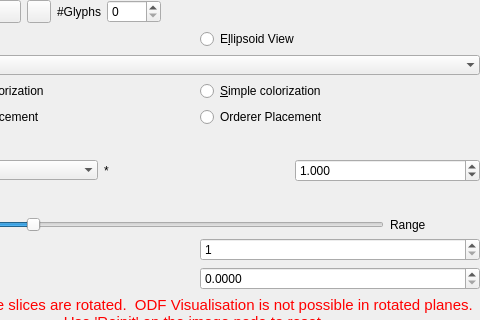
This is Plugins/org.mitk.gui.qt.diffusionimaging/src/internal/QmitkControlVisualizationPropertiesViewControls.ui in MITK/MITK as Qt 5 draws it before an edit; both pictures show x 87 to 567 and y 0 to 320 of the 567 by 619 pixel window. The edited form follows.
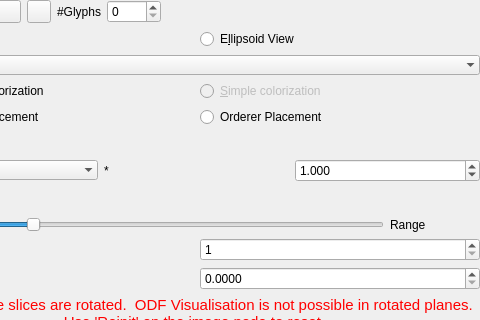
This is the edited form. Icons and pictures are not drawn.

The edit to the form file:
```diff
--- a/Plugins/org.mitk.gui.qt.diffusionimaging/src/internal/QmitkControlVisualizationPropertiesViewControls.ui
+++ b/Plugins/org.mitk.gui.qt.diffusionimaging/src/internal/QmitkControlVisualizationPropertiesViewControls.ui
@@ -429,6 +429,9 @@
                </item>
                <item row="6" column="1" alignment="Qt::AlignLeft">
                 <widget class="QRadioButton" name="m_colouriseSimpleRadioButton">
+                 <property name="enabled">
+                  <bool>false</bool>
+                 </property>
                  <property name="text">
                   <string>&amp;Simple colorization</string>
                  </property>
```
Left out of the diff: 9 changed lines with no effect on the pictures.
